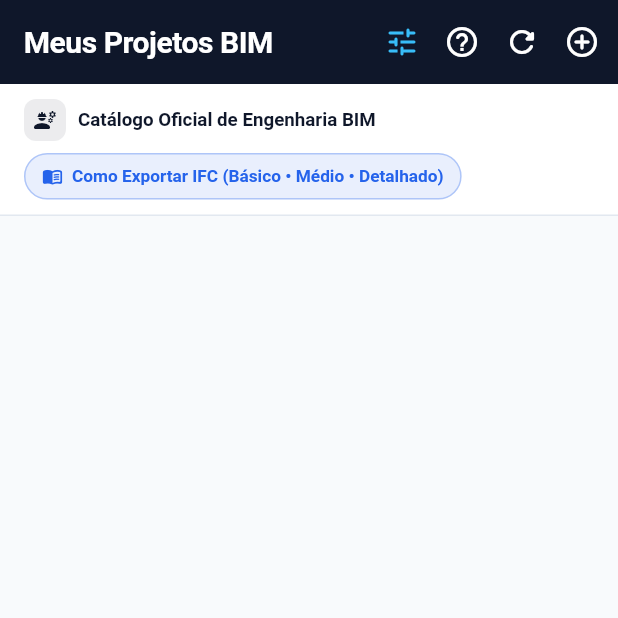
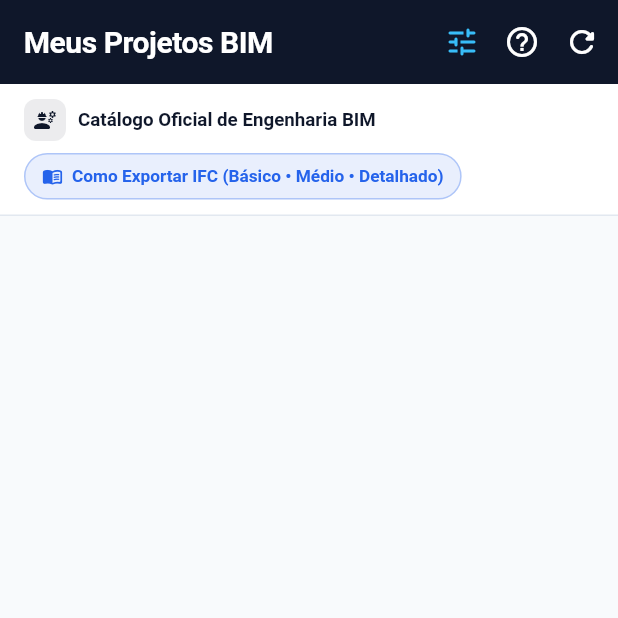
Before and after one commit to peterBRjr/bim_viewer, a Flutter app: the HomeScreen screen opened directly, on a phone screen of 412 x 824 dp, the top half of it. Run offline on Flutter 3.47's test engine with Material 3 defaults, Android fonts, the phone set to English and light mode, and no system bars; our stand-ins replace file_picker; missing offline and left inert: flutter_inappwebview; accounts and stored records are empty.

Commit message:
fix(home): remove botao redundante de importar ifc da appbar

```diff
--- a/refe_/lib/features/home/presentation/screens/home_screen.dart
+++ b/refe_/lib/features/home/presentation/screens/home_screen.dart
@@ -245,17 +245,6 @@ class _HomeScreenState extends State<HomeScreen> {
                         ? null
                         : () => _controller.loadProjects(),
                   ),
-                  IconButton(
-                    visualDensity: VisualDensity.compact,
-                    tooltip: 'Importar Modelo BIM',
-                    icon: const Icon(
-                      Icons.add_circle_outline_rounded,
-                      color: AppColors.surface,
-                    ),
-                    onPressed: _controller.isLoading
-                        ? null
-                        : _handleImportProject,
-                  ),
                   if (widget.authController != null)
                     IconButton(
                       key: const ValueKey('logout_button'),
```
